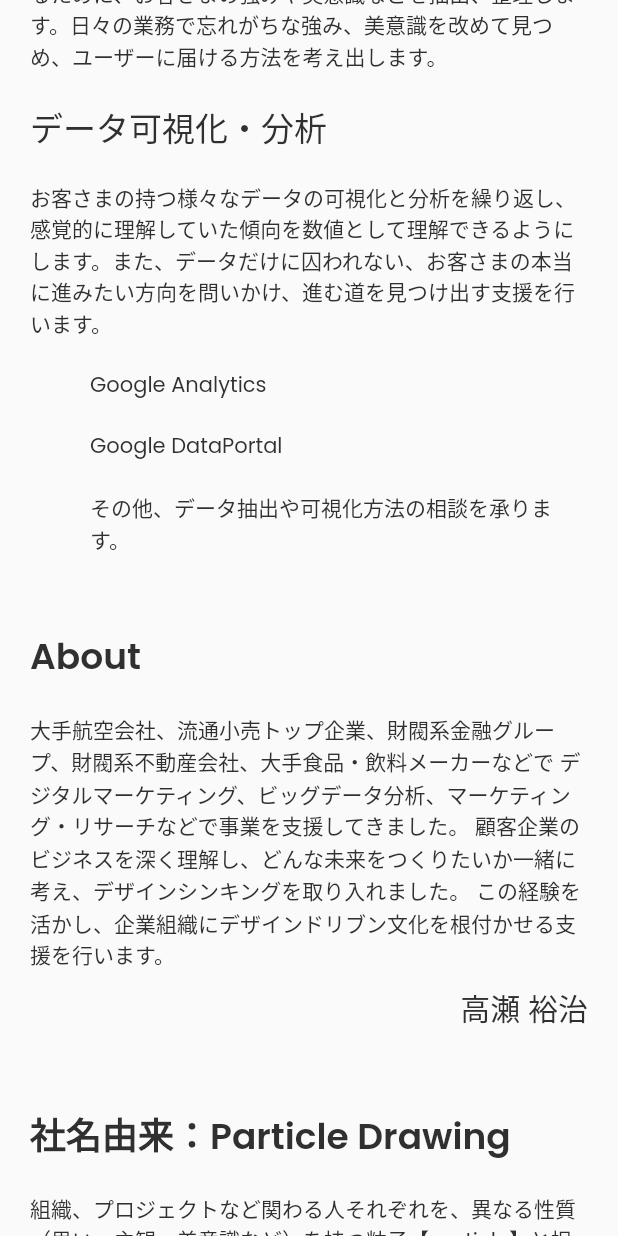
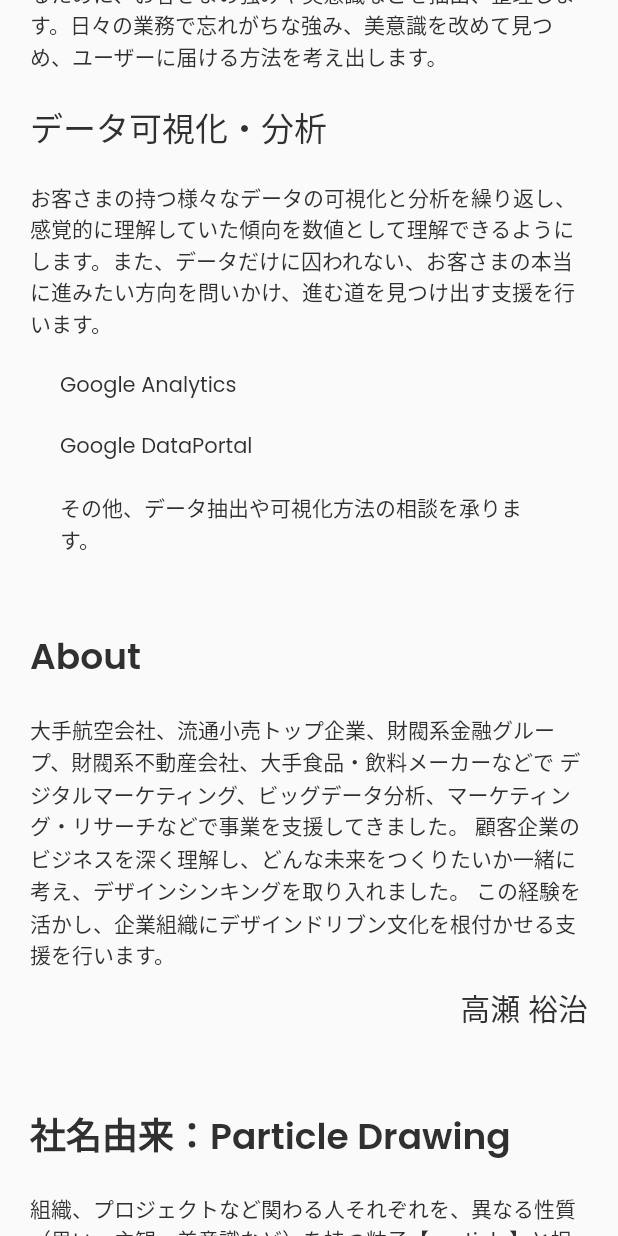
Before and after one commit to takase-pd/corp_web_dev, a Flutter app: the screen it shows after launch, scrolled down 2304 dp, on a phone screen of 412 x 824 dp. Run offline on Flutter 3.47's test engine with Material 2 defaults, Android fonts, the phone set to English and light mode, and no system bars; our stand-ins replace auto_size_text, font_awesome_flutter, geolocator, google_fonts, timeago; network calls fail.

Commit message:
Updating to latest FlutterFlow output.

```diff
--- a/lib/about_page/about_page_widget.dart
+++ b/lib/about_page/about_page_widget.dart
@@ -518,7 +518,7 @@ class _AboutPageWidgetState extends State<AboutPageWidget> {
                         color: Color(0xFF565656),
                       ),
                       child: Padding(
-                        padding: EdgeInsets.fromLTRB(30, 50, 30, 30),
+                        padding: EdgeInsets.fromLTRB(30, 30, 30, 20),
                         child: Column(
                           mainAxisSize: MainAxisSize.max,
                           mainAxisAlignment: MainAxisAlignment.spaceBetween,
--- a/lib/home_page/home_page_widget.dart
+++ b/lib/home_page/home_page_widget.dart
@@ -221,7 +221,7 @@ class _HomePageWidgetState extends State<HomePageWidget> {
                           ),
                         ),
                         Padding(
-                          padding: EdgeInsets.fromLTRB(40, 20, 20, 0),
+                          padding: EdgeInsets.fromLTRB(20, 20, 20, 0),
                           child: Text(
                             'ゴミやホコリを掃除する、不要なものを片付ける',
                             style: FlutterFlowTheme.bodyText1.override(
@@ -230,7 +230,7 @@ class _HomePageWidgetState extends State<HomePageWidget> {
                           ),
                         ),
                         Padding(
-                          padding: EdgeInsets.fromLTRB(40, 20, 20, 0),
+                          padding: EdgeInsets.fromLTRB(20, 20, 20, 0),
                           child: Text(
                             '商品画像の構成を変える',
                             style: FlutterFlowTheme.bodyText1.override(
@@ -239,7 +239,7 @@ class _HomePageWidgetState extends State<HomePageWidget> {
                           ),
                         ),
                         Padding(
-                          padding: EdgeInsets.fromLTRB(40, 20, 20, 0),
+                          padding: EdgeInsets.fromLTRB(20, 20, 20, 0),
                           child: Text(
                             '来店客に話しかける',
                             style: FlutterFlowTheme.bodyText1.override(
@@ -293,7 +293,7 @@ class _HomePageWidgetState extends State<HomePageWidget> {
                           ),
                         ),
                         Padding(
-                          padding: EdgeInsets.fromLTRB(40, 20, 20, 0),
+                          padding: EdgeInsets.fromLTRB(20, 20, 20, 0),
                           child: Text(
                             'ユーザーリサーチ | 社員リサーチ | 現場リサーチ',
                             style: FlutterFlowTheme.bodyText1.override(
@@ -302,7 +302,7 @@ class _HomePageWidgetState extends State<HomePageWidget> {
                           ),
                         ),
                         Padding(
-                          padding: EdgeInsets.fromLTRB(40, 20, 20, 0),
+                          padding: EdgeInsets.fromLTRB(20, 20, 20, 0),
                           child: Text(
                             '課題・改善策リスト制作、運用支援',
                             style: FlutterFlowTheme.bodyText1.override(
@@ -311,7 +311,7 @@ class _HomePageWidgetState extends State<HomePageWidget> {
                           ),
                         ),
                         Padding(
-                          padding: EdgeInsets.fromLTRB(40, 20, 20, 0),
+                          padding: EdgeInsets.fromLTRB(20, 20, 20, 0),
                           child: Text(
                             'プロトタイピング | トライアンドエラー',
                             style: FlutterFlowTheme.bodyText1.override(
@@ -356,7 +356,7 @@ class _HomePageWidgetState extends State<HomePageWidget> {
                           ),
                         ),
                         Padding(
-                          padding: EdgeInsets.fromLTRB(40, 20, 20, 0),
+                          padding: EdgeInsets.fromLTRB(20, 20, 20, 0),
                           child: Text(
                             'Google Analytics',
                             style: FlutterFlowTheme.bodyText1.override(
@@ -365,7 +365,7 @@ class _HomePageWidgetState extends State<HomePageWidget> {
                           ),
                         ),
                         Padding(
-                          padding: EdgeInsets.fromLTRB(40, 20, 20, 0),
+                          padding: EdgeInsets.fromLTRB(20, 20, 20, 0),
                           child: Text(
                             'Google DataPortal',
                             style: FlutterFlowTheme.bodyText1.override(
@@ -374,7 +374,7 @@ class _HomePageWidgetState extends State<HomePageWidget> {
                           ),
                         ),
                         Padding(
-                          padding: EdgeInsets.fromLTRB(40, 20, 20, 0),
+                          padding: EdgeInsets.fromLTRB(20, 20, 20, 0),
                           child: Text(
                             'その他、データ抽出や可視化方法の相談を承ります。',
                             style: FlutterFlowTheme.bodyText1.override(
@@ -429,7 +429,7 @@ class _HomePageWidgetState extends State<HomePageWidget> {
                           ),
                         ),
                         Padding(
-                          padding: EdgeInsets.fromLTRB(40, 20, 20, 0),
+                          padding: EdgeInsets.fromLTRB(20, 20, 20, 0),
                           child: Text(
                             'パーパス：デザインドリブンの文化作りを支援',
                             style: FlutterFlowTheme.bodyText1.override(
@@ -438,7 +438,7 @@ class _HomePageWidgetState extends State<HomePageWidget> {
                           ),
                         ),
                         Padding(
-                          padding: EdgeInsets.fromLTRB(40, 20, 20, 0),
+                          padding: EdgeInsets.fromLTRB(20, 20, 20, 0),
                           child: Text(
                             'デザインドリブン：創造・実験・失敗の繰り返しを称賛する',
                             style: FlutterFlowTheme.bodyText1.override(
@@ -447,7 +447,7 @@ class _HomePageWidgetState extends State<HomePageWidget> {
                           ),
                         ),
                         Padding(
-                          padding: EdgeInsets.fromLTRB(40, 20, 20, 0),
+                          padding: EdgeInsets.fromLTRB(20, 20, 20, 0),
                           child: Text(
                             '事業領域：ビジネスデザイン',
                             style: FlutterFlowTheme.bodyText1.override(
@@ -467,7 +467,7 @@ class _HomePageWidgetState extends State<HomePageWidget> {
                         color: Color(0xFF565656),
                       ),
                       child: Padding(
-                        padding: EdgeInsets.fromLTRB(30, 50, 30, 30),
+                        padding: EdgeInsets.fromLTRB(30, 30, 30, 20),
                         child: Column(
                           mainAxisSize: MainAxisSize.max,
                           mainAxisAlignment: MainAxisAlignment.spaceBetween,
--- a/lib/privacy_policy_pa/privacy_policy_pa_widget.dart
+++ b/lib/privacy_policy_pa/privacy_policy_pa_widget.dart
@@ -339,7 +339,7 @@ class _PrivacyPolicyPaWidgetState extends State<PrivacyPolicyPaWidget> {
                         color: Color(0xFF565656),
                       ),
                       child: Padding(
-                        padding: EdgeInsets.fromLTRB(30, 50, 30, 30),
+                        padding: EdgeInsets.fromLTRB(30, 30, 30, 20),
                         child: Column(
                           mainAxisSize: MainAxisSize.max,
                           mainAxisAlignment: MainAxisAlignment.spaceBetween,
--- a/lib/products_page/products_page_widget.dart
+++ b/lib/products_page/products_page_widget.dart
@@ -194,7 +194,7 @@ class _ProductsPageWidgetState extends State<ProductsPageWidget> {
                         color: Color(0xFF565656),
                       ),
                       child: Padding(
-                        padding: EdgeInsets.fromLTRB(30, 50, 30, 30),
+                        padding: EdgeInsets.fromLTRB(30, 30, 30, 20),
                         child: Column(
                           mainAxisSize: MainAxisSize.max,
                           mainAxisAlignment: MainAxisAlignment.spaceBetween,
```
